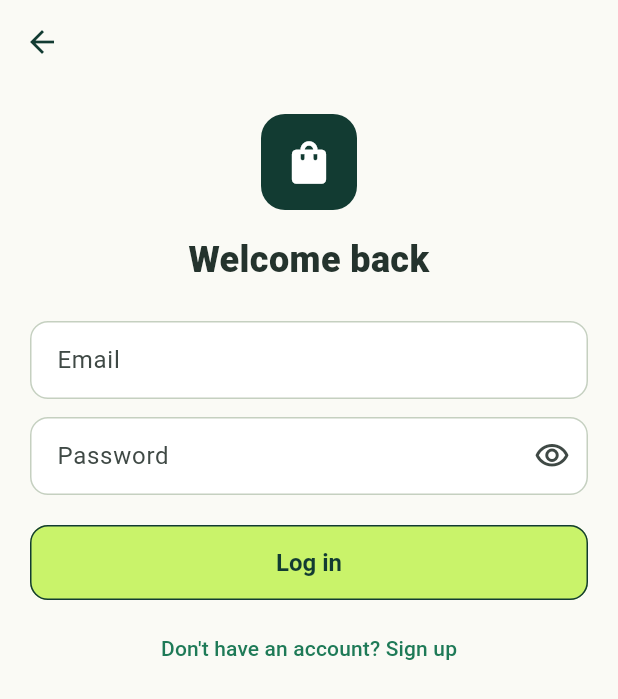
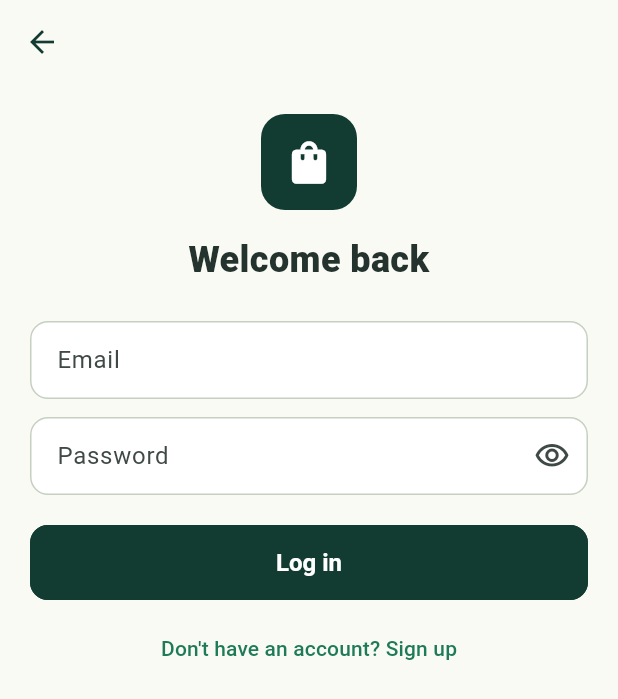
Before and after one commit to PromitSarker/CheapBazar, a Flutter app: the screen it shows after launch, after a tap on the "notifications none" icon, on a phone screen of 412 x 824 dp. Shown: the top 699 px of the screen. Run offline on Flutter 3.47's test engine with Material 3 defaults, Android fonts, the phone set to English and light mode, and no system bars; our stand-ins replace cached_network_image, flutter_secure_storage, geolocator, open_filex, shared_preferences; accounts and stored records are empty; network calls fail.

Commit message:
design: replace lime with solid evergreen buttons + soft mint accents
Lime hurt the eyes and white letters on it (store avatars) were unreadable.
Buttons are now evergreen with a warm-white label; hero/final CTA buttons are
warm-white on the dark panels; accents use soft mint #BFE5CC. App theme updated
to match.

Co-Authored-By: Claude Sonnet 5.5 <noreply@anthropic.com>

```diff
--- a/mobile/lib/main.dart
+++ b/mobile/lib/main.dart
@@ -76,11 +76,11 @@ class _BootState extends State<_Boot> {
             backgroundColor: const Color(0xFF123B32),
             body: Center(
               child: Column(mainAxisSize: MainAxisSize.min, children: const [
-                Icon(Icons.shopping_bag, color: Color(0xFFC9F36A), size: 64),
+                Icon(Icons.shopping_bag, color: Color(0xFFBFE5CC), size: 64),
                 SizedBox(height: 14),
                 Text('Cheap-Bazar', style: TextStyle(color: Colors.white, fontSize: 26, fontWeight: FontWeight.w800)),
                 SizedBox(height: 22),
-                SizedBox(width: 26, height: 26, child: CircularProgressIndicator(color: Color(0xFFC9F36A), strokeWidth: 2.4)),
+                SizedBox(width: 26, height: 26, child: CircularProgressIndicator(color: Color(0xFFBFE5CC), strokeWidth: 2.4)),
               ]),
             ),
           );
--- a/mobile/lib/ui/theme.dart
+++ b/mobile/lib/ui/theme.dart
@@ -1,10 +1,9 @@
 import 'package:flutter/material.dart';
 
-// Cheap-Bazar palette: deep evergreen + electric lime, mint surfaces, coral for sales.
+// Cheap-Bazar palette: deep evergreen + soft mint, mint surfaces, coral for sales.
 const Color kBrand = Color(0xFF123B32); // deep evergreen: app bar text, cart bar, brand
 const Color kInk = Color(0xFF24332D); // charcoal green: headings / body
-const Color kLime = Color(0xFFC9F36A); // primary CTA fill (label is always kBrand)
-const Color kLimePressed = Color(0xFFB4E04A);
+const Color kSoftMint = Color(0xFFBFE5CC); // soft highlight (selected nav pill, accents on evergreen); text on it is always kBrand
 const Color kMint = Color(0xFFEAF4EC);
 const Color kWarmWhite = Color(0xFFFAFAF5);
 const Color kAccent = Color(0xFF1E7A57); // readable green for text/icons on light
@@ -20,7 +19,7 @@ ThemeData buildTheme() {
   final scheme = ColorScheme.fromSeed(seedColor: kBrand, brightness: Brightness.light).copyWith(
     primary: kBrand,
     onPrimary: Colors.white,
-    primaryContainer: kLime,
+    primaryContainer: kSoftMint,
     onPrimaryContainer: kBrand,
     secondary: kAccent,
     secondaryContainer: kMint,
@@ -51,8 +50,8 @@ ThemeData buildTheme() {
     ),
     filledButtonTheme: FilledButtonThemeData(
       style: FilledButton.styleFrom(
-        backgroundColor: kLime,
-        foregroundColor: kBrand,
+        backgroundColor: kBrand,
+        foregroundColor: Colors.white,
         disabledBackgroundColor: const Color(0xFFE2E8DC),
         disabledForegroundColor: kMuted,
         side: const BorderSide(color: kBrand, width: 1),
@@ -60,7 +59,7 @@ ThemeData buildTheme() {
         shape: RoundedRectangleBorder(borderRadius: BorderRadius.circular(12)),
         textStyle: const TextStyle(fontSize: 16, fontWeight: FontWeight.w700),
       ).copyWith(
-        overlayColor: WidgetStateProperty.all(kLimePressed.withAlpha(90)),
+        overlayColor: WidgetStateProperty.all(kAccent.withAlpha(90)),
       ),
     ),
     outlinedButtonTheme: OutlinedButtonThemeData(
@@ -83,7 +82,7 @@ ThemeData buildTheme() {
     ),
     navigationBarTheme: NavigationBarThemeData(
       backgroundColor: Colors.white,
-      indicatorColor: kLime,
+      indicatorColor: kSoftMint,
       iconTheme: WidgetStateProperty.resolveWith((s) => IconThemeData(color: s.contains(WidgetState.selected) ? kBrand : kMuted)),
       labelTextStyle: WidgetStateProperty.resolveWith((s) => TextStyle(fontSize: 12, fontWeight: FontWeight.w600, color: s.contains(WidgetState.selected) ? kBrand : kMuted)),
     ),
--- a/mobile/lib/ui/widgets/cart_bar.dart
+++ b/mobile/lib/ui/widgets/cart_bar.dart
@@ -28,7 +28,7 @@ class CartBar extends StatelessWidget {
           child: Padding(
             padding: const EdgeInsets.symmetric(horizontal: 14, vertical: 12),
             child: Row(children: [
-              const Icon(Icons.shopping_bag_outlined, color: kLime),
+              const Icon(Icons.shopping_bag_outlined, color: kSoftMint),
               const SizedBox(width: 10),
               Expanded(
                 child: Text(
@@ -40,9 +40,9 @@ class CartBar extends StatelessWidget {
               ),
               const SizedBox(width: 8),
               Flexible(
-                child: Text(t.t('view_bag'), maxLines: 1, overflow: TextOverflow.ellipsis, style: const TextStyle(color: kLime, fontWeight: FontWeight.w700)),
+                child: Text(t.t('view_bag'), maxLines: 1, overflow: TextOverflow.ellipsis, style: const TextStyle(color: kSoftMint, fontWeight: FontWeight.w700)),
               ),
-              const Icon(Icons.chevron_right, color: kLime),
+              const Icon(Icons.chevron_right, color: kSoftMint),
             ]),
           ),
         ),
--- a/mobile/lib/ui/widgets/product_card.dart
+++ b/mobile/lib/ui/widgets/product_card.dart
@@ -149,8 +149,8 @@ class AddControl extends StatelessWidget {
           style: OutlinedButton.styleFrom(
             minimumSize: const Size(0, 40),
             padding: EdgeInsets.zero,
-            backgroundColor: kLime,
-            foregroundColor: kBrand,
+            backgroundColor: kBrand,
+            foregroundColor: Colors.white,
             side: const BorderSide(color: kBrand, width: 1.2),
             shape: RoundedRectangleBorder(borderRadius: BorderRadius.circular(10)),
             textStyle: const TextStyle(fontSize: 14, fontWeight: FontWeight.w800),
@@ -161,7 +161,7 @@ class AddControl extends StatelessWidget {
     }
     return Container(
       height: 40,
-      decoration: BoxDecoration(color: kLime, border: Border.all(color: kBrand, width: 1.2), borderRadius: BorderRadius.circular(10)),
+      decoration: BoxDecoration(color: kSoftMint, border: Border.all(color: kBrand, width: 1.2), borderRadius: BorderRadius.circular(10)),
       child: Row(children: [
         _StepButton(icon: Icons.remove, label: t.t('remove_one'), onTap: () => cart.decrement(product.id)),
         Expanded(
```
Also changed, not shown: 1 other file.
